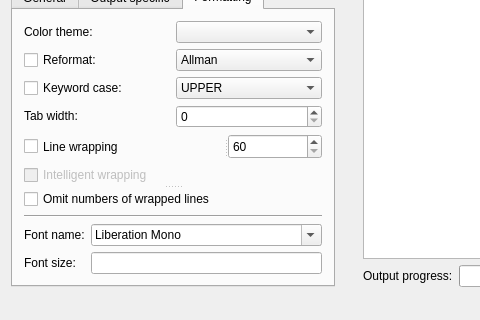
Above: highlight/src/gui-qt/mainwindow.ui from svn2github/highlight before the change; both pictures show x 0 to 480 and y 455 to 775 of the 957 by 775 pixel window. Below: the same form after it.
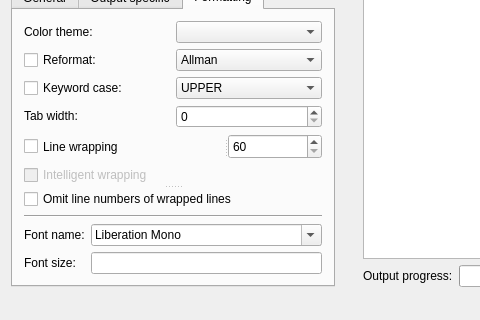
That is the form after the change. The open tabs and pages were chosen to show the change. Icons and pictures are not drawn.

```diff
--- a/highlight/src/gui-qt/mainwindow.ui
+++ b/highlight/src/gui-qt/mainwindow.ui
@@ -1884,7 +1884,7 @@
             </widget>
             <widget class="QCheckBox" name="cbOmitWrappedLineNumbers">
              <property name="text">
-              <string>Omit numbers of wrapped lines</string>
+              <string>Omit line numbers of wrapped lines</string>
              </property>
             </widget>
            </widget>
```
Left out of the diff: 8 changed lines with no effect on the pictures.
